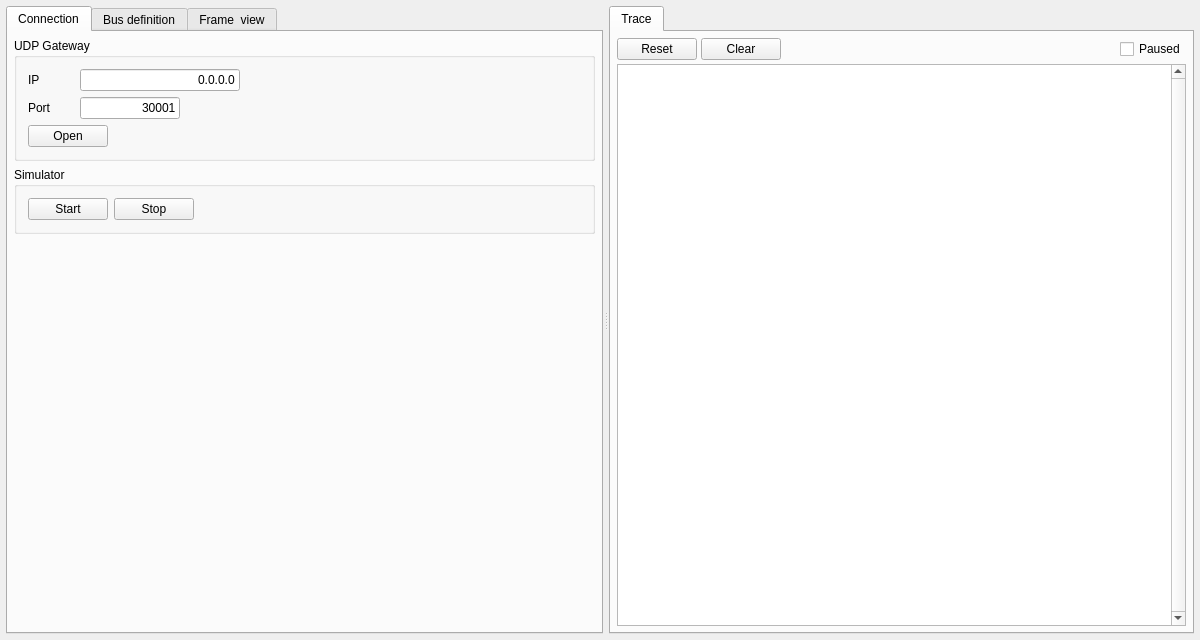
Old version of the form ui/mainwindow.ui in the repository mwkpe/tincan.
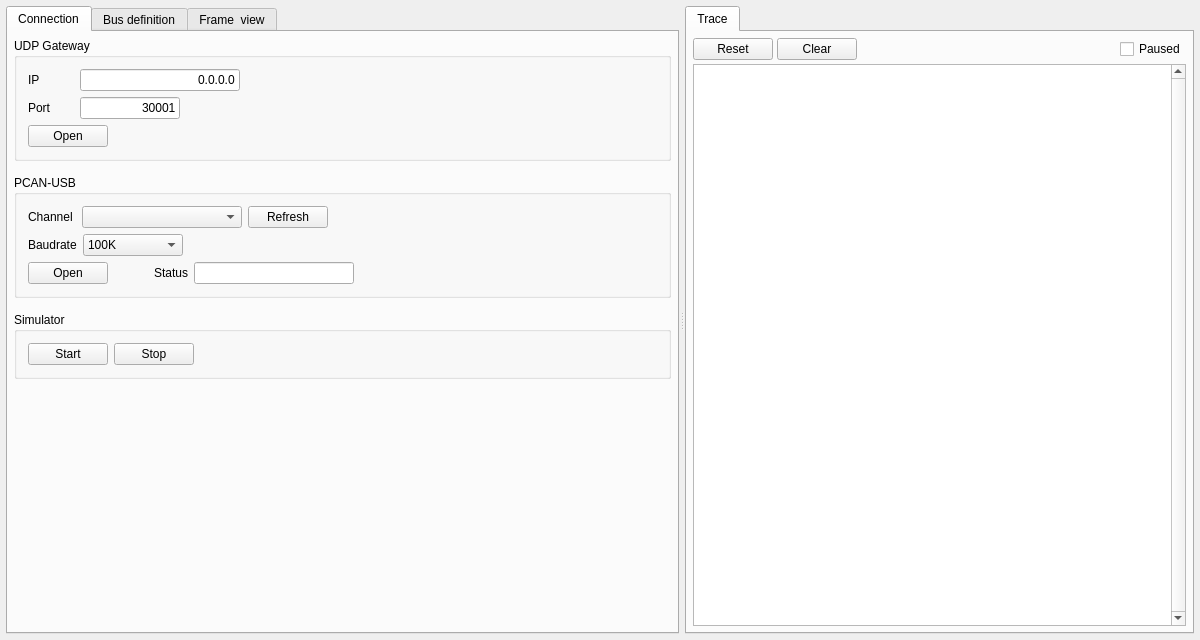
New version of the form. The open tabs and pages were chosen to show the change.

Commit message: Add PCAN-USB interface

```diff
--- a/ui/mainwindow.ui
+++ b/ui/mainwindow.ui
@@ -238,6 +238,224 @@
            </layout>
           </widget>
          </item>
+         <item>
+          <spacer name="verticalSpacer_2">
+           <property name="orientation">
+            <enum>Qt::Orientation::Vertical</enum>
+           </property>
+           <property name="sizeType">
+            <enum>QSizePolicy::Policy::Fixed</enum>
+           </property>
+           <property name="sizeHint" stdset="0">
+            <size>
+             <width>20</width>
+             <height>8</height>
+            </size>
+           </property>
+          </spacer>
+         </item>
+         <item>
+          <widget class="QGroupBox" name="groupBox_3">
+           <property name="title">
+            <string>PCAN-USB</string>
+           </property>
+           <layout class="QVBoxLayout" name="verticalLayout_5">
+            <item>
+             <layout class="QHBoxLayout" name="horizontalLayout_4">
+              <item>
+               <widget class="QLabel" name="label">
+                <property name="minimumSize">
+                 <size>
+                  <width>48</width>
+                  <height>0</height>
+                 </size>
+                </property>
+                <property name="text">
+                 <string>Channel</string>
+                </property>
+               </widget>
+              </item>
+              <item>
+               <widget class="QComboBox" name="comboPcanChannels">
+                <property name="minimumSize">
+                 <size>
+                  <width>160</width>
+                  <height>0</height>
+                 </size>
+                </property>
+               </widget>
+              </item>
+              <item>
+               <widget class="QPushButton" name="pushRefreshPcanChannels">
+                <property name="text">
+                 <string>Refresh</string>
+                </property>
+               </widget>
+              </item>
+              <item>
+               <spacer name="horizontalSpacer_2">
+                <property name="orientation">
+                 <enum>Qt::Orientation::Horizontal</enum>
+                </property>
+                <property name="sizeHint" stdset="0">
+                 <size>
+                  <width>40</width>
+                  <height>20</height>
+                 </size>
+                </property>
+               </spacer>
+              </item>
+             </layout>
+            </item>
+            <item>
+             <layout class="QHBoxLayout" name="horizontalLayout_10">
+              <item>
+               <widget class="QLabel" name="label_2">
+                <property name="minimumSize">
+                 <size>
+                  <width>48</width>
+                  <height>0</height>
+                 </size>
+                </property>
+                <property name="text">
+                 <string>Baudrate</string>
+                </property>
+               </widget>
+              </item>
+              <item>
+               <widget class="QComboBox" name="comboPcanBaudrate">
+                <property name="minimumSize">
+                 <size>
+                  <width>100</width>
+                  <height>0</height>
+                 </size>
+                </property>
+                <item>
+                 <property name="text">
+                  <string>100K</string>
+                 </property>
+                </item>
+                <item>
+                 <property name="text">
+                  <string>125K</string>
+                 </property>
+                </item>
+                <item>
+                 <property name="text">
+                  <string>250K</string>
+                 </property>
+                </item>
+                <item>
+                 <property name="text">
+                  <string>500K</string>
+                 </property>
+                </item>
+                <item>
+                 <property name="text">
+                  <string>800K</string>
+                 </property>
+                </item>
+                <item>
+                 <property name="text">
+                  <string>1M</string>
+                 </property>
+                </item>
+               </widget>
+              </item>
+              <item>
+               <spacer name="horizontalSpacer_7">
+                <property name="orientation">
+                 <enum>Qt::Orientation::Horizontal</enum>
+                </property>
+                <property name="sizeHint" stdset="0">
+                 <size>
+                  <width>40</width>
+                  <height>20</height>
+                 </size>
+                </property>
+               </spacer>
+              </item>
+             </layout>
+            </item>
+            <item>
+             <layout class="QHBoxLayout" name="horizontalLayout_7">
+              <item>
+               <widget class="QPushButton" name="pushOpenClosePcanChannel">
+                <property name="text">
+                 <string>Open</string>
+                </property>
+               </widget>
+              </item>
+              <item>
+               <spacer name="horizontalSpacer_10">
+                <property name="orientation">
+                 <enum>Qt::Orientation::Horizontal</enum>
+                </property>
+                <property name="sizeType">
+                 <enum>QSizePolicy::Policy::Fixed</enum>
+                </property>
+                <property name="sizeHint" stdset="0">
+                 <size>
+                  <width>40</width>
+                  <height>20</height>
+                 </size>
+                </property>
+               </spacer>
+              </item>
+              <item>
+               <widget class="QLabel" name="label_3">
+                <property name="text">
+                 <string>Status</string>
+                </property>
+               </widget>
+              </item>
+              <item>
+               <widget class="QLineEdit" name="linePcanChannelConnection">
+                <property name="maximumSize">
+                 <size>
+                  <width>160</width>
+                  <height>16777215</height>
+                 </size>
+                </property>
+                <property name="alignment">
+                 <set>Qt::AlignmentFlag::AlignRight|Qt::AlignmentFlag::AlignTrailing|Qt::AlignmentFlag::AlignVCenter</set>
+                </property>
+               </widget>
+              </item>
+              <item>
+               <spacer name="horizontalSpacer_6">
+                <property name="orientation">
+                 <enum>Qt::Orientation::Horizontal</enum>
+                </property>
+                <property name="sizeHint" stdset="0">
+                 <size>
+                  <width>40</width>
+                  <height>20</height>
+                 </size>
+                </property>
+               </spacer>
+              </item>
+             </layout>
+            </item>
+           </layout>
+          </widget>
+         </item>
+         <item>
+          <spacer name="verticalSpacer_3">
+           <property name="orientation">
+            <enum>Qt::Orientation::Vertical</enum>
+           </property>
+           <property name="sizeType">
+            <enum>QSizePolicy::Policy::Fixed</enum>
+           </property>
+           <property name="sizeHint" stdset="0">
+            <size>
+             <width>20</width>
+             <height>8</height>
+            </size>
+           </property>
+          </spacer>
+         </item>
          <item>
           <widget class="QGroupBox" name="groupBox_2">
            <property name="title">
```
Left out of the diff: 36 changed lines with no effect on the pictures. The commit also changes 9 other files.
